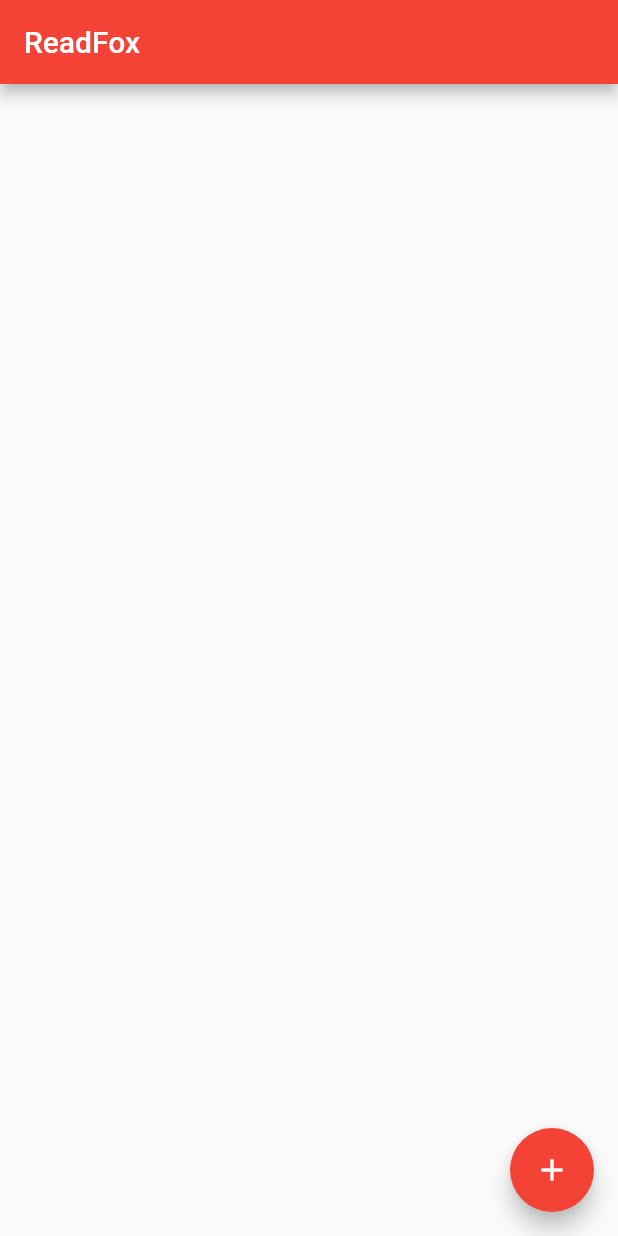
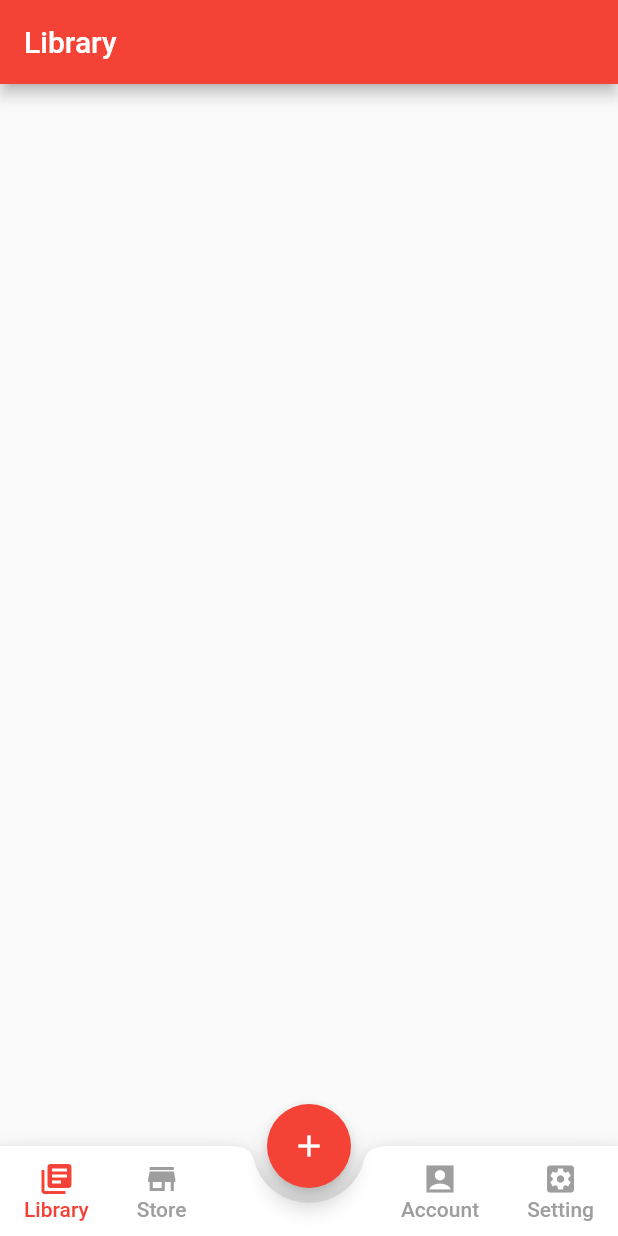
Before and after one commit to monthus089/ReadFox-M, a Flutter app: the screen it shows after launch, on a phone screen of 412 x 824 dp. Run offline on Flutter 3.47's test engine with Material 2 defaults, Android fonts, the phone set to English and light mode, and no system bars.

Commit message:
Dev Kai bottom Tab

```diff
--- /dev/null
+++ b/flutter_application_1/lib/home.dart
@@ -0,0 +1,156 @@
+import 'package:flutter/material.dart';
+import 'package:flutter_application_1/page/Account.dart';
+import 'package:flutter_application_1/page/dashboard.dart';
+import 'package:flutter_application_1/page/setting.dart';
+import 'package:flutter_application_1/page/store.dart';
+
+class Home extends StatefulWidget {
+  @override
+  _HomeState createState() => _HomeState();
+}
+
+class _HomeState extends State<Home> {
+  int currentTab = 0;
+  final List<Widget> screen = [
+    Dashboard(),
+    Store(),
+    Account(),
+    Setting(),
+  ];
+
+  final PageStorageBucket bucket = PageStorageBucket();
+  Widget currentScreen = Dashboard();
+
+  @override
+  Widget build(BuildContext context) {
+    return Scaffold(
+      body: PageStorage(
+        child: currentScreen,
+        bucket: bucket,
+      ),
+      floatingActionButton: FloatingActionButton(
+        child: Icon(Icons.add),
+        onPressed: () {},
+      ),
+      floatingActionButtonLocation: FloatingActionButtonLocation.centerDocked,
+      bottomNavigationBar: BottomAppBar(
+        shape: CircularNotchedRectangle(),
+        notchMargin: 10,
+        child: Container(
+          height: 60,
+          child: Row(
+            mainAxisAlignment: MainAxisAlignment.spaceBetween,
+            children: <Widget>[
+              Row(
+                crossAxisAlignment: CrossAxisAlignment.start,
+                children: [
+                  MaterialButton(
+                    minWidth: 40,
+                    onPressed: () {
+                      setState(() {
+                        currentScreen = Dashboard();
+                        currentTab = 0;
+                      });
+                    },
+                    child: Column(
+                      mainAxisAlignment: MainAxisAlignment.center,
+                      children: [
+                        Icon(
+                          Icons.library_books,
+                          color: currentTab == 0 ? Colors.red : Colors.grey,
+                        ),
+                        Text(
+                          'Library',
+                          style: TextStyle(
+                              color:
+                                  currentTab == 0 ? Colors.red : Colors.grey),
+                        )
+                      ],
+                    ),
+                  ),
+                  MaterialButton(
+                    minWidth: 40,
+                    onPressed: () {
+                      setState(() {
+                        currentScreen = Store();
+                        currentTab = 1;
+                      });
+                    },
+                    child: Column(
+                      mainAxisAlignment: MainAxisAlignment.center,
+                      children: [
+                        Icon(
+                          Icons.store_sharp,
+                          color: currentTab == 1 ? Colors.red : Colors.grey,
+                        ),
+                        Text(
+                          'Store',
+                          style: TextStyle(
+                              color:
+                                  currentTab == 1 ? Colors.red : Colors.grey),
+                        )
+                      ],
+                    ),
+                  )
+                ],
+              ),
+              Row(
+                crossAxisAlignment: CrossAxisAlignment.start,
+                children: [
+                  MaterialButton(
+                    minWidth: 40,
+                    onPressed: () {
+                      setState(() {
+                        currentScreen = Account();
+                        currentTab = 2;
+                      });
+                    },
+                    child: Column(
+                      mainAxisAlignment: MainAxisAlignment.center,
+                      children: [
+                        Icon(
+                          Icons.account_box_sharp,
+                          color: currentTab == 2 ? Colors.red : Colors.grey,
+                        ),
+                        Text(
+                          'Account',
+                          style: TextStyle(
+                              color:
+                                  currentTab == 2 ? Colors.red : Colors.grey),
+                        )
+                      ],
+                    ),
+                  ),
+                  MaterialButton(
+                    minWidth: 40,
+                    onPressed: () {
+                      setState(() {
+                        currentScreen = Setting();
+                        currentTab = 3;
+                      });
+                    },
+                    child: Column(
+                      mainAxisAlignment: MainAxisAlignment.center,
+                      children: [
+                        Icon(
+                          Icons.settings_applications_sharp,
+                          color: currentTab == 3 ? Colors.red : Colors.grey,
+                        ),
+                        Text(
+                          'Setting',
+                          style: TextStyle(
+                              color:
+                                  currentTab == 3 ? Colors.red : Colors.grey),
+                        )
+                      ],
+                    ),
+                  )
+                ],
+              )
+            ],
+          ),
+        ),
+      ),
+    );
+  }
+}
--- a/flutter_application_1/lib/main.dart
+++ b/flutter_application_1/lib/main.dart
@@ -1,4 +1,6 @@
 import 'package:flutter/material.dart';
+import 'package:flutter_application_1/home.dart';
+import 'home.dart';
 
 void main() {
   runApp(MyApp());
@@ -12,41 +14,10 @@ class MyApp extends StatelessWidget {
       title: 'ReadFox',
       theme: ThemeData(
         primarySwatch: Colors.red,
+        visualDensity: VisualDensity.adaptivePlatformDensity,
       ),
-      home: MyHomePage(title: 'ReadFox'),
+      home: Home(),
+      debugShowCheckedModeBanner: false,
     );
   }
 }
-
-class MyHomePage extends StatefulWidget {
-  MyHomePage({Key? key, required this.title}) : super(key: key);
-
-  final String title;
-
-  @override
-  _MyHomePageState createState() => _MyHomePageState();
-}
-
-class _MyHomePageState extends State<MyHomePage> {
-  int _counter = 0;
-
-  void _incrementCounter() {
-    setState(() {
-      _counter++;
-    });
-  }
-
-  @override
-  Widget build(BuildContext context) {
-    return Scaffold(
-      appBar: AppBar(
-        title: Text(widget.title),
-      ),
-      floatingActionButton: FloatingActionButton(
-        onPressed: _incrementCounter,
-        tooltip: 'Increment',
-        child: Icon(Icons.add),
-      ),
-    );
-  }
-}
--- /dev/null
+++ b/flutter_application_1/lib/page/Account.dart
@@ -0,0 +1,18 @@
+import 'package:flutter/material.dart';
+
+class Account extends StatefulWidget {
+  @override
+  _AccountState createState() => _AccountState();
+}
+
+class _AccountState extends State<Account> {
+  @override
+  Widget build(BuildContext context) {
+    return Scaffold(
+      appBar: AppBar(title: Text('Account')),
+      body: Center(
+        child: Text('', style: TextStyle(fontSize: 40)),
+      ),
+    );
+  }
+}
--- /dev/null
+++ b/flutter_application_1/lib/page/dashboard.dart
@@ -0,0 +1,18 @@
+import 'package:flutter/material.dart';
+
+class Dashboard extends StatefulWidget {
+  @override
+  _DashboardState createState() => _DashboardState();
+}
+
+class _DashboardState extends State<Dashboard> {
+  @override
+  Widget build(BuildContext context) {
+    return Scaffold(
+      appBar: AppBar(title: Text('Library')),
+      body: Center(
+        child: Text('', style: TextStyle(fontSize: 40)),
+      ),
+    );
+  }
+}
--- /dev/null
+++ b/flutter_application_1/lib/page/setting.dart
@@ -0,0 +1,18 @@
+import 'package:flutter/material.dart';
+
+class Setting extends StatefulWidget {
+  @override
+  _SettingState createState() => _SettingState();
+}
+
+class _SettingState extends State<Setting> {
+  @override
+  Widget build(BuildContext context) {
+    return Scaffold(
+      appBar: AppBar(title: Text('Setting')),
+      body: Center(
+        child: Text('', style: TextStyle(fontSize: 40)),
+      ),
+    );
+  }
+}
--- /dev/null
+++ b/flutter_application_1/lib/page/store.dart
@@ -0,0 +1,18 @@
+import 'package:flutter/material.dart';
+
+class Store extends StatefulWidget {
+  @override
+  _StoreState createState() => _StoreState();
+}
+
+class _StoreState extends State<Store> {
+  @override
+  Widget build(BuildContext context) {
+    return Scaffold(
+      appBar: AppBar(title: Text(' Store')),
+      body: Center(
+        child: Text('', style: TextStyle(fontSize: 40)),
+      ),
+    );
+  }
+}
```
